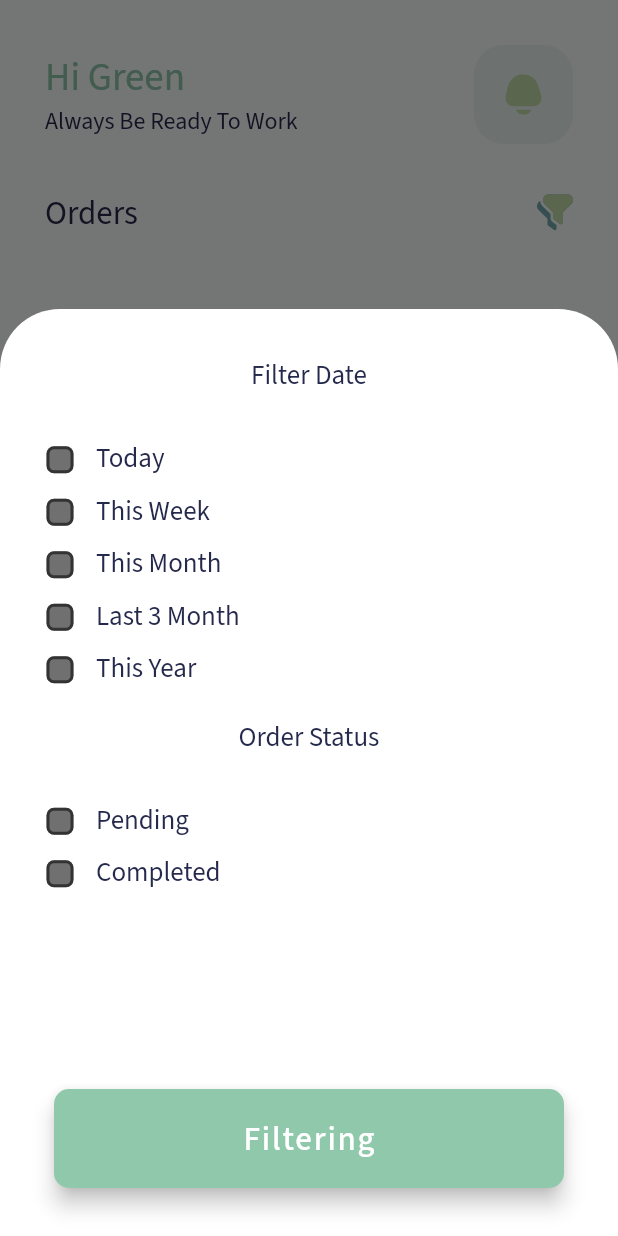
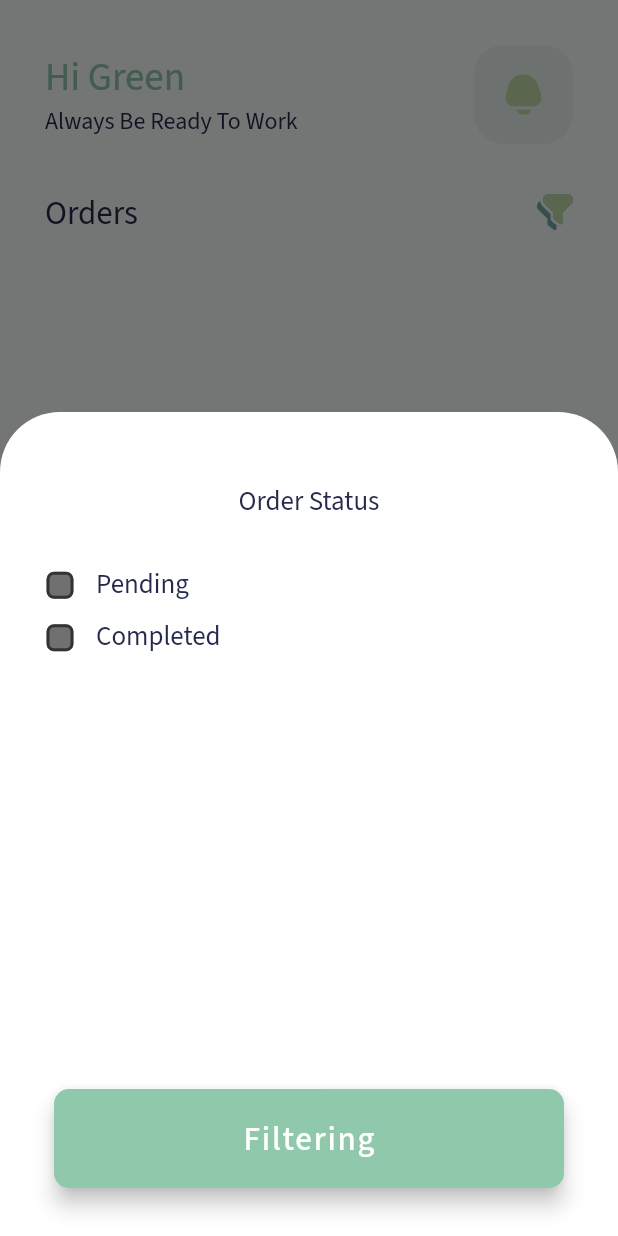
Before and after one commit to kawad852/bright_life_providers, a Flutter app: the screen it shows after launch, after a tap on an icon or button, on a phone screen of 412 x 824 dp. Run offline on Flutter 3.47's test engine with Material 2 defaults, Android fonts, the phone set to English and light mode, and no system bars; our stand-ins replace cloud_firestore, firebase_core, firebase_ui_firestore, flutter_svg, fluttertoast, get and 2 more; missing offline and left inert: flutter_overlay_loader; accounts and stored records are empty.

Commit message:
filter refactor

```diff
--- a/lib/controllers/filter_ctrl_refactor.dart
+++ b/lib/controllers/filter_ctrl_refactor.dart
@@ -17,6 +17,6 @@ class KhaledFilterCtrl extends GetxController {
 
   void filter() {
     filterStatus.value = selectedStatus.value;
-    update();
+    update(['123']);
   }
 }
--- a/lib/ui/screens/home/builders/orders_builder.dart
+++ b/lib/ui/screens/home/builders/orders_builder.dart
@@ -12,6 +12,7 @@ class OrdersBuilder extends StatelessWidget {
   @override
   Widget build(BuildContext context) {
     return GetBuilder<KhaledFilterCtrl>(
+      id: '123',
       builder: (controller) {
         return Expanded(
           child: FirestoreListView<OrderModel>(
@@ -21,7 +22,7 @@ class OrdersBuilder extends StatelessWidget {
                       fromFirestore: (snapshot, _) => OrderModel.fromJson(snapshot.data()!),
                       toFirestore: (order, _) => order.toJson(),
                     )
-                : FirebaseFirestore.instance.collection('orders').where('status', isEqualTo: controller.selectedStatus.value).orderBy('created_at', descending: false).withConverter<OrderModel>(
+                : FirebaseFirestore.instance.collection('orders').where('status', isEqualTo: controller.filterStatus.value).orderBy('created_at', descending: false).withConverter<OrderModel>(
                       fromFirestore: (snapshot, _) => OrderModel.fromJson(snapshot.data()!),
                       toFirestore: (order, _) => order.toJson(),
                     ),
--- a/lib/ui/screens/home/widgets/orders_filer_widget.dart
+++ b/lib/ui/screens/home/widgets/orders_filer_widget.dart
@@ -1,5 +1,4 @@
 import 'package:bright_life_providers/controllers/filter_ctrl_refactor.dart';
-import 'package:bright_life_providers/controllers/home/filter_ctrl.dart';
 import 'package:bright_life_providers/ui/screens/home/widgets/filter_list_tile.dart';
 import 'package:bright_life_providers/ui/widgets/custom_fab_button.dart';
 import 'package:bright_life_providers/utils/base/icons.dart';
@@ -8,8 +7,7 @@ import 'package:flutter_svg/flutter_svg.dart';
 import 'package:get/get.dart';
 
 class OrdersFilterWidget extends StatelessWidget {
-  OrdersFilterWidget({Key? key}) : super(key: key);
-  final filterController = Get.find<FilterController>();
+  const OrdersFilterWidget({Key? key}) : super(key: key);
 
   @override
   Widget build(BuildContext context) {
@@ -38,50 +36,13 @@ class OrdersFilterWidget extends StatelessWidget {
                 context: context,
                 builder: (context) {
                   return SizedBox(
-                    height: Get.height * 0.75,
+                    height: Get.height / 1.5,
                     child: Padding(
                       padding: const EdgeInsets.symmetric(horizontal: 16, vertical: 32),
-                      child: GetBuilder<KhaledFilterCtrl>(builder: (controller) {
+                      child: GetBuilder<KhaledFilterCtrl>(
+                        builder: (controller) {
                           return Column(
                             children: [
-                            Text(
-                              'Filter Date'.tr,
-                              style: const TextStyle(
-                                fontSize: 18,
-                              ),
-                            ),
-                            const SizedBox(
-                              height: 25,
-                            ),
-                            DateListTile(
-                              onChanged: (bool? value) {
-                                filterController.changeDateFilter(value!, 'Today');
-                              },
-                              title: 'Today',
-                            ),
-                            DateListTile(
-                                onChanged: (bool? value) {
-                                  filterController.changeDateFilter(
-                                    value!,
-                                    'This Week',
-                                  );
-                                },
-                                title: 'This Week'),
-                            DateListTile(
-                                onChanged: (bool? value) {
-                                  filterController.changeDateFilter(value!, 'This Month');
-                                },
-                                title: 'This Month'),
-                            DateListTile(
-                                onChanged: (bool? value) {
-                                  filterController.changeDateFilter(value!, 'Last 3 Month');
-                                },
-                                title: 'Last 3 Month'),
-                            DateListTile(
-                                onChanged: (bool? value) {
-                                  filterController.changeDateFilter(value!, 'This Year');
-                                },
-                                title: 'This Year'),
                               Padding(
                                 padding: const EdgeInsets.only(bottom: 25.0, top: 15),
                                 child: Text(
@@ -115,11 +76,14 @@ class OrdersFilterWidget extends StatelessWidget {
                               ),
                             ],
                           );
-                      }),
+                        },
+                      ),
                     ),
                   );
                 },
-              );
+              ).then((value) {
+                KhaledFilterCtrl.find.filter();
+              });
             },
             child: SvgPicture.asset(MyIcons.filter),
           ),
```
Also changed, not shown: lib/ui/screens/home/home_screen.dart (+12 -0 lines). Lines whose indentation alone changed are shown as unchanged.
